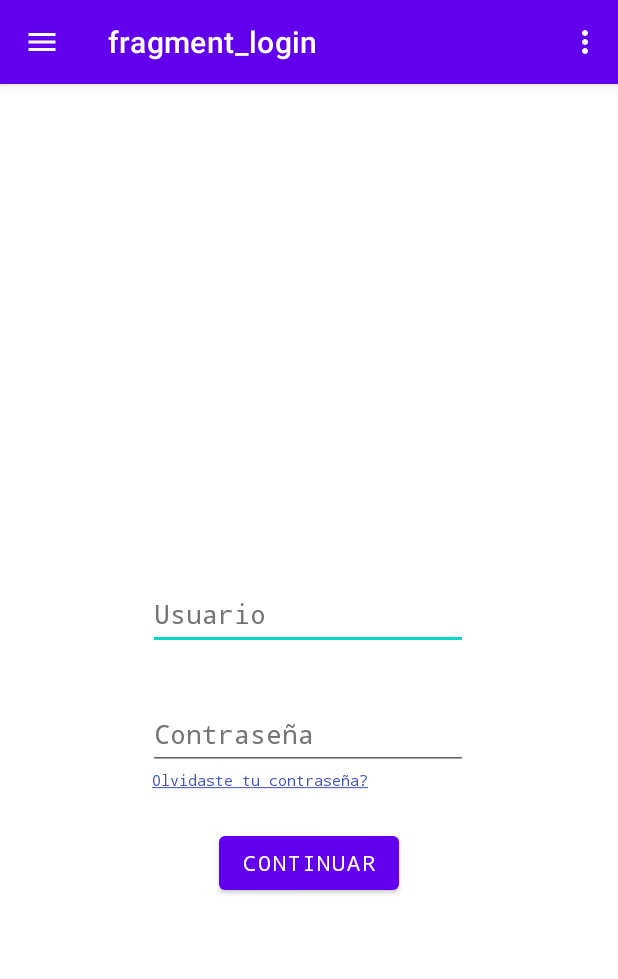
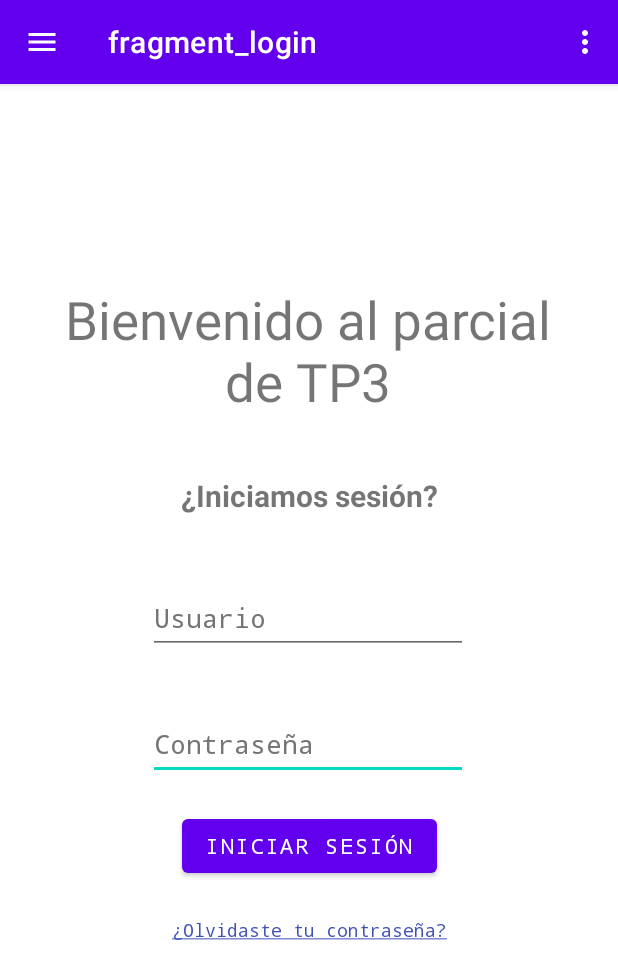
Before and after one commit to victorlacco/parcialTP3Grupo5, an Android app: the screen it shows after launch (MainActivity), on a phone screen of 412 x 824 dp. Shown: the top 979 px of the screen. Run offline under Robolectric (Android 15) with nearby library versions, the phone set to English and light mode, and no system bars; our stand-ins replace navigation-ui.

Commit message:
Algunos cambios de colores + strings/colores values

```diff
--- a/app/src/main/res/layout/activity_splash.xml
+++ b/app/src/main/res/layout/activity_splash.xml
@@ -8,8 +8,8 @@
 
     <ImageView
         android:id="@+id/imageView2"
-        android:layout_width="403dp"
-        android:layout_height="722dp"
+        android:layout_width="344dp"
+        android:layout_height="625dp"
         android:contentDescription="TODO"
         app:layout_constraintBottom_toBottomOf="parent"
         app:layout_constraintEnd_toEndOf="parent"
--- a/app/src/main/res/layout/card_character.xml
+++ b/app/src/main/res/layout/card_character.xml
@@ -5,7 +5,7 @@
     xmlns:card_view="http://schemas.android.com/apk/res-auto"
     android:id="@+id/card_view"
     android:layout_margin="12dp"
-    card_view:cardBackgroundColor="@color/black"
+    card_view:cardBackgroundColor="@color/lightYellow"
     card_view:cardCornerRadius="20dp"
     card_view:cardElevation="8dp"
     card_view:contentPadding="4dp">
@@ -28,7 +28,7 @@
             android:layout_width="wrap_content"
             android:layout_height="wrap_content"
             android:text="Nombre del personaje"
-            android:textColor="@color/white"
+            android:textColor="@color/darkPurple"
             android:id="@+id/item_title"
             android:textStyle="bold"
             android:layout_toEndOf="@+id/item_image"
@@ -40,7 +40,7 @@
             android:layout_width="wrap_content"
             android:layout_height="wrap_content"
             android:text="Status"
-            android:textColor="@color/white"
+            android:textColor="@color/bordeau"
             android:id="@+id/item_status"
             android:textStyle="bold"
             android:layout_toEndOf="@+id/item_image"
--- a/app/src/main/res/layout/fragment_home.xml
+++ b/app/src/main/res/layout/fragment_home.xml
@@ -12,7 +12,11 @@
         android:id="@+id/welcomeText"
         android:layout_width="wrap_content"
         android:layout_height="wrap_content"
-        android:layout_marginTop="56dp"
+        android:layout_marginTop="40dp"
+        android:textStyle="bold"
+        android:text="@string/welcome"
+        android:textColor="@color/design_default_color_primary_dark"
+        android:textSize="35sp"
         app:layout_constraintEnd_toEndOf="parent"
         app:layout_constraintHorizontal_bias="0.52"
         app:layout_constraintStart_toStartOf="parent"
@@ -23,6 +27,7 @@
         android:layout_width="344dp"
         android:layout_height="31dp"
         android:layout_marginTop="24dp"
+        android:background="@color/grey"
         app:layout_constraintEnd_toEndOf="parent"
         app:layout_constraintHorizontal_bias="0.447"
         app:layout_constraintStart_toStartOf="parent"
--- a/app/src/main/res/layout/fragment_login.xml
+++ b/app/src/main/res/layout/fragment_login.xml
@@ -13,14 +13,84 @@
         android:layout_height="wrap_content"
         android:layout_marginTop="32dp"
         android:orientation="horizontal"
-        app:layout_constraintGuide_end="651dp"
+        app:layout_constraintGuide_end="656dp"
         app:layout_constraintTop_toTopOf="parent" />
+
+    <TextView
+        android:id="@+id/loginTitle"
+        android:layout_width="342dp"
+        android:layout_height="94dp"
+        android:text="@string/loginWelcome"
+        android:textAlignment="center"
+        android:textSize="35sp"
+        app:layout_constraintBottom_toTopOf="@+id/id_txtInputUser"
+        app:layout_constraintEnd_toEndOf="parent"
+        app:layout_constraintHorizontal_bias="0.492"
+        app:layout_constraintStart_toStartOf="parent"
+        app:layout_constraintTop_toTopOf="@+id/guideline2"
+        app:layout_constraintVertical_bias="0.168" />
+
+    <TextView
+        android:id="@+id/loginSubtitle"
+        android:layout_width="wrap_content"
+        android:layout_height="wrap_content"
+        android:text="@string/loginSubtitle"
+        android:textSize="20sp"
+        android:textStyle="bold"
+        app:layout_constraintBottom_toTopOf="@+id/id_txtInputUser"
+        app:layout_constraintEnd_toEndOf="parent"
+        app:layout_constraintStart_toStartOf="parent"
+        app:layout_constraintTop_toBottomOf="@+id/loginTitle"
+        app:layout_constraintVertical_bias="0.435" />
+
+    <Button
+        android:id="@+id/id_buttonGoToHome"
+        android:layout_width="wrap_content"
+        android:layout_height="wrap_content"
+        android:layout_marginTop="20dp"
+        android:fontFamily="monospace"
+        android:text="@string/continuar"
+        app:layout_constraintEnd_toEndOf="parent"
+        app:layout_constraintStart_toStartOf="parent"
+        app:layout_constraintTop_toBottomOf="@+id/id_txtInputPassword" />
+
+    <TextView
+        android:id="@+id/id_olvidoPassword"
+        android:layout_width="wrap_content"
+        android:layout_height="wrap_content"
+        android:autoLink="none"
+        android:fontFamily="monospace"
+        android:text="@string/olvidaste_tu_contrasena"
+        android:textColorLink="#3F51B5"
+        android:textSize="12sp"
+        app:layout_constraintBottom_toBottomOf="parent"
+        app:layout_constraintEnd_toEndOf="parent"
+        app:layout_constraintStart_toStartOf="parent"
+        app:layout_constraintTop_toBottomOf="@+id/id_buttonGoToHome"
+        app:layout_constraintVertical_bias="0.105" />
+
+    <EditText
+        android:id="@+id/id_txtInputPassword"
+        android:layout_width="wrap_content"
+        android:layout_height="wrap_content"
+        android:layout_marginTop="36dp"
+        android:autofillHints=""
+        android:ems="10"
+        android:fontFamily="monospace"
+        android:hint="@string/contrasena"
+        android:inputType="textPassword"
+        android:minHeight="48dp"
+        android:textColorHint="#757575"
+        app:layout_constraintEnd_toEndOf="parent"
+        app:layout_constraintHorizontal_bias="0.497"
+        app:layout_constraintStart_toStartOf="parent"
+        app:layout_constraintTop_toBottomOf="@+id/id_txtInputUser" />
 
     <EditText
         android:id="@+id/id_txtInputUser"
         android:layout_width="wrap_content"
         android:layout_height="wrap_content"
-        android:layout_marginTop="212dp"
+        android:layout_marginTop="220dp"
         android:autofillHints=""
         android:ems="10"
         android:fontFamily="monospace"
@@ -33,45 +103,4 @@
         app:layout_constraintStart_toStartOf="parent"
         app:layout_constraintTop_toTopOf="@+id/guideline2" />
 
-    <EditText
-        android:id="@+id/id_txtInputPassword"
-        android:layout_width="wrap_content"
-        android:layout_height="wrap_content"
-        android:layout_marginTop="32dp"
-        android:autofillHints=""
-        android:ems="10"
-        android:fontFamily="monospace"
-        android:hint="@string/contrasena"
-        android:inputType="textPassword"
-        android:minHeight="48dp"
-        android:textColorHint="#757575"
-        app:layout_constraintEnd_toEndOf="parent"
-        app:layout_constraintHorizontal_bias="0.497"
-        app:layout_constraintStart_toStartOf="parent"
-        app:layout_constraintTop_toBottomOf="@+id/id_txtInputUser" />
-
-    <TextView
-        android:id="@+id/id_olvidoPassword"
-        android:layout_width="wrap_content"
-        android:layout_height="wrap_content"
-        android:autoLink="none"
-        android:fontFamily="monospace"
-        android:text="@string/olvidaste_tu_contrasena"
-        android:textColorLink="#3F51B5"
-        android:textSize="10sp"
-        app:layout_constraintEnd_toEndOf="parent"
-        app:layout_constraintHorizontal_bias="0.377"
-        app:layout_constraintStart_toStartOf="parent"
-        app:layout_constraintTop_toBottomOf="@+id/id_txtInputPassword" />
-
-    <Button
-        android:id="@+id/id_buttonGoToHome"
-        android:layout_width="wrap_content"
-        android:layout_height="wrap_content"
-        android:layout_marginTop="24dp"
-        android:fontFamily="monospace"
-        android:text="@string/continuar"
-        app:layout_constraintEnd_toEndOf="parent"
-        app:layout_constraintStart_toStartOf="parent"
-        app:layout_constraintTop_toBottomOf="@+id/id_olvidoPassword" />
 </androidx.constraintlayout.widget.ConstraintLayout>
--- a/app/src/main/res/values/colors.xml
+++ b/app/src/main/res/values/colors.xml
@@ -7,4 +7,10 @@
     <color name="teal_700">#FF018786</color>
     <color name="black">#FF000000</color>
     <color name="white">#FFFFFFFF</color>
+    <color name="grey">#F2F3F8</color>
+
+    <!-- Character card colors -->
+    <color name="lightYellow">#FBEFA8</color> #86332D
+    <color name="darkPurple">#3B3A5D</color>
+    <color name="bordeau">#86332D</color>
 </resources>
--- a/app/src/main/res/values/strings.xml
+++ b/app/src/main/res/values/strings.xml
@@ -6,10 +6,12 @@
     <string name="settings">Settings</string>
     <string name="favoritos">Favoritos</string>
     <string name="home">Home</string>
+    <string name="loginWelcome">Bienvenido al parcial de TP3</string>
+    <string name="loginSubtitle">¿Iniciamos sesión?</string>
     <string name="usuario">Usuario</string>
     <string name="contrasena">Contraseña</string>
-    <string name="continuar">Continuar</string>
-    <string name="olvidaste_tu_contrasena"><a href="https://www.google.com">Olvidaste tu contraseña?</a></string>
+    <string name="continuar">Iniciar sesión</string>
+    <string name="olvidaste_tu_contrasena"><a href="https://www.google.com">¿Olvidaste tu contraseña?</a></string>
     <string name="todo">TODO</string>
     <string name="character">Character</string>
     <string name="nigth_mode">Nigth Mode</string>
```
